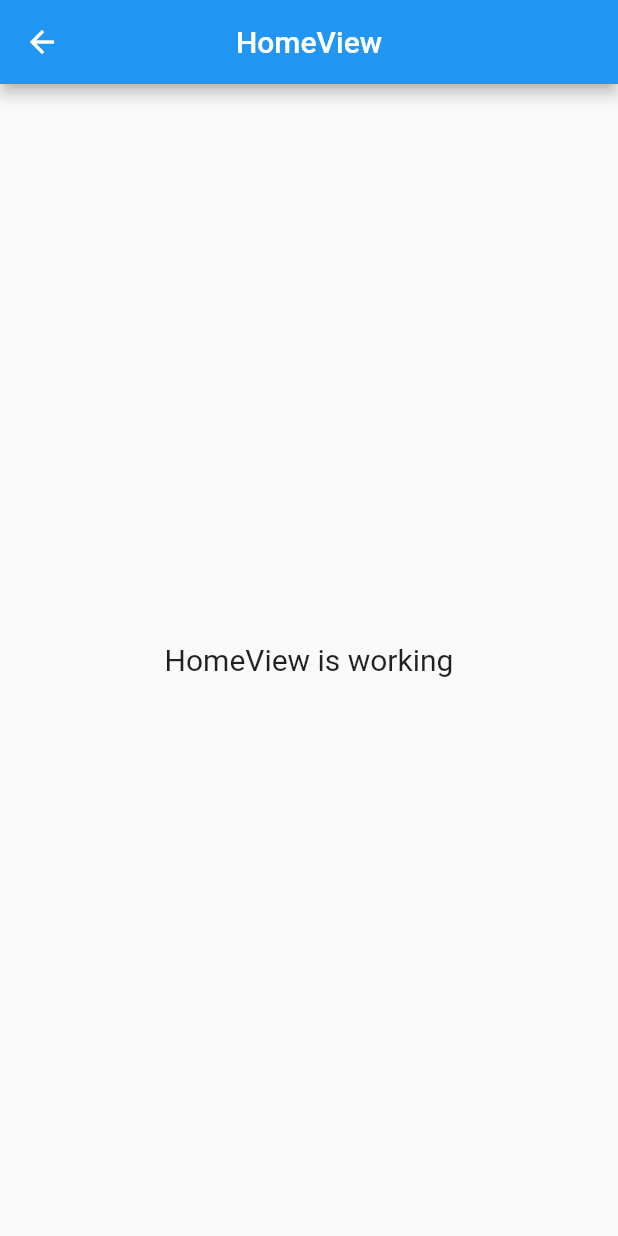
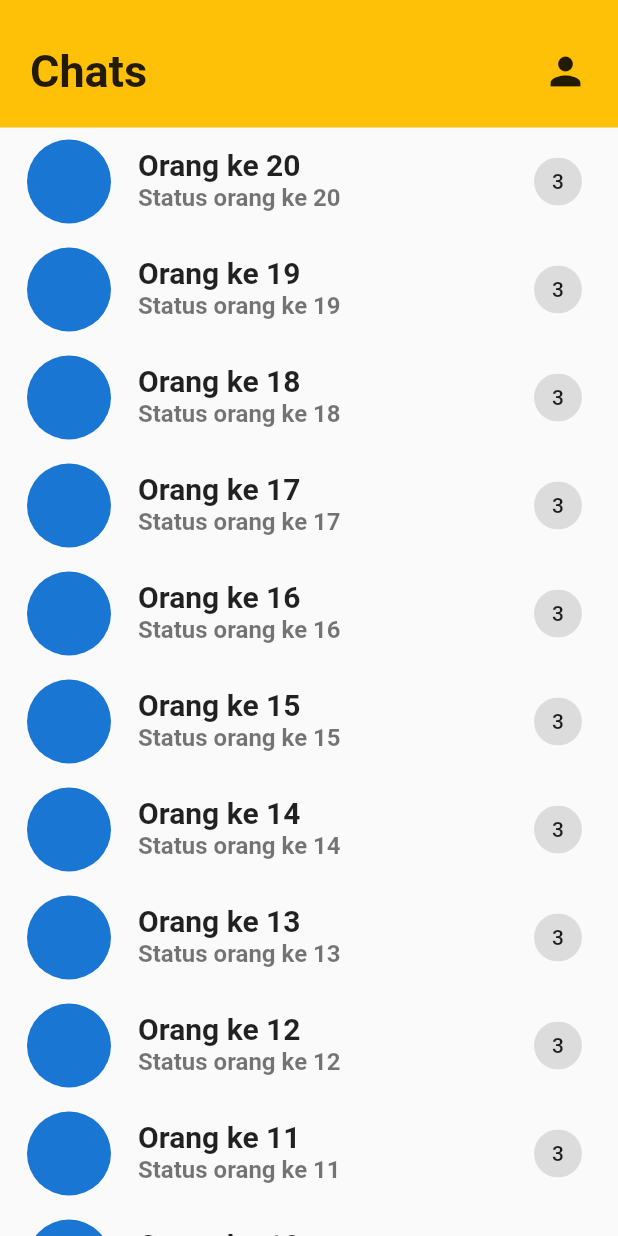
Before and after one commit to khanifzyen2/pml_firebase_modul, a Flutter app: the HomeView screen opened by its route, on a phone screen of 412 x 824 dp. Run offline on Flutter 3.47's test engine with Material 2 defaults, Android fonts, the phone set to English and light mode, and no system bars; our stand-ins replace firebase_core, get, introduction_screen, lottie; accounts and stored records are empty.

Commit message:
modified homeview half

```diff
--- a/lib/app/modules/home/views/home_view.dart
+++ b/lib/app/modules/home/views/home_view.dart
@@ -5,17 +5,61 @@ import 'package:get/get.dart';
 import '../controllers/home_controller.dart';
 
 class HomeView extends GetView<HomeController> {
+  final List<Widget> myChats = List.generate(
+    20,
+    (index) => ListTile(
+      leading: CircleAvatar(
+        radius: 30,
+      ),
+      title: Text(
+        "Orang ke ${index + 1}",
+        style: TextStyle(
+          fontSize: 20,
+          fontWeight: FontWeight.w600,
+        ),
+      ),
+      subtitle: Text(
+        "Status orang ke ${index + 1}",
+        style: TextStyle(
+          fontSize: 16,
+          fontWeight: FontWeight.w600,
+        ),
+      ),
+      trailing: Chip(
+        label: Text("3"),
+      ),
+    ),
+  ).reversed.toList();
   @override
   Widget build(BuildContext context) {
     return Scaffold(
-      appBar: AppBar(
-        title: Text('HomeView'),
-        centerTitle: true,
-      ),
-      body: Center(
-        child: Text(
-          'HomeView is working',
-          style: TextStyle(fontSize: 20),
+      body: SafeArea(
+        child: Column(
+          children: [
+            Container(
+              color: Colors.amber,
+              padding: EdgeInsets.fromLTRB(20, 30, 20, 20),
+              child: Row(
+                mainAxisAlignment: MainAxisAlignment.spaceBetween,
+                children: [
+                  Text(
+                    "Chats",
+                    style: TextStyle(fontSize: 30, fontWeight: FontWeight.bold),
+                  ),
+                  Icon(
+                    Icons.person,
+                    size: 30,
+                  ),
+                ],
+              ),
+            ),
+            Expanded(
+              child: ListView.builder(
+                itemCount: myChats.length,
+                itemBuilder: (context, index) => myChats[index],
+              ),
+            ),
+          ],
         ),
       ),
     );
--- a/lib/main.dart
+++ b/lib/main.dart
@@ -28,7 +28,7 @@ class MyApp extends StatelessWidget {
           return GetMaterialApp(
             debugShowCheckedModeBanner: false,
             title: "Chat App",
-            initialRoute: Routes.LOGIN,
+            initialRoute: Routes.HOME,
             getPages: AppPages.routes,
           );
           // return FutureBuilder(
```
Also changed, not shown: 1 other file.
